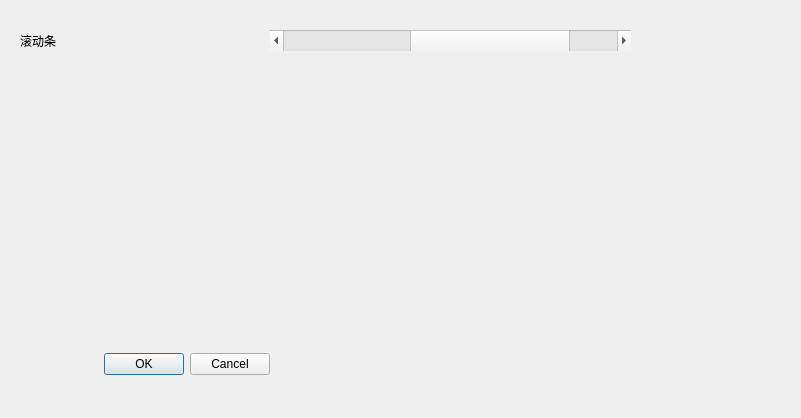
The window that Chapter03/MatrixWinUi.ui (cxinping/PyQt5) describes before a commit, drawn with Qt 5.
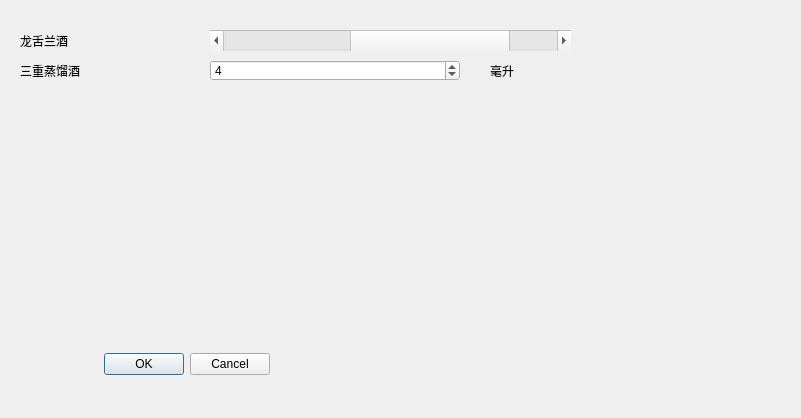
The same window after the commit.

Patch:
```diff
--- a/Chapter03/MatrixWinUi.ui
+++ b/Chapter03/MatrixWinUi.ui
@@ -19,7 +19,7 @@
    </property>
    <property name="geometry">
     <rect>
-     <x>270</x>
+     <x>210</x>
      <y>30</y>
      <width>361</width>
      <height>21</height>
@@ -46,12 +46,12 @@
     <rect>
      <x>20</x>
      <y>30</y>
-     <width>250</width>
+     <width>151</width>
      <height>21</height>
     </rect>
    </property>
    <property name="text">
-    <string>滚动条</string>
+    <string>龙舌兰酒</string>
    </property>
   </widget>
   <widget class="QDialogButtonBox" name="buttonBox">
@@ -73,6 +73,51 @@
     <set>QDialogButtonBox::Cancel|QDialogButtonBox::Ok</set>
    </property>
   </widget>
+  <widget class="QLabel" name="label_2">
+   <property name="geometry">
+    <rect>
+     <x>20</x>
+     <y>60</y>
+     <width>151</width>
+     <height>21</height>
+    </rect>
+   </property>
+   <property name="text">
+    <string>三重蒸馏酒</string>
+   </property>
+  </widget>
+  <widget class="QSpinBox" name="tripleSecSpinBox">
+   <property name="geometry">
+    <rect>
+     <x>210</x>
+     <y>60</y>
+     <width>250</width>
+     <height>21</height>
+    </rect>
+   </property>
+   <property name="toolTip">
+    <string>Jiggers of triple sec</string>
+   </property>
+   <property name="maximum">
+    <number>11</number>
+   </property>
+   <property name="value">
+    <number>4</number>
+   </property>
+  </widget>
+  <widget class="QLabel" name="label_3">
+   <property name="geometry">
+    <rect>
+     <x>490</x>
+     <y>60</y>
+     <width>151</width>
+     <height>21</height>
+    </rect>
+   </property>
+   <property name="text">
+    <string>毫升</string>
+   </property>
+  </widget>
  </widget>
  <resources/>
  <connections/>
```
